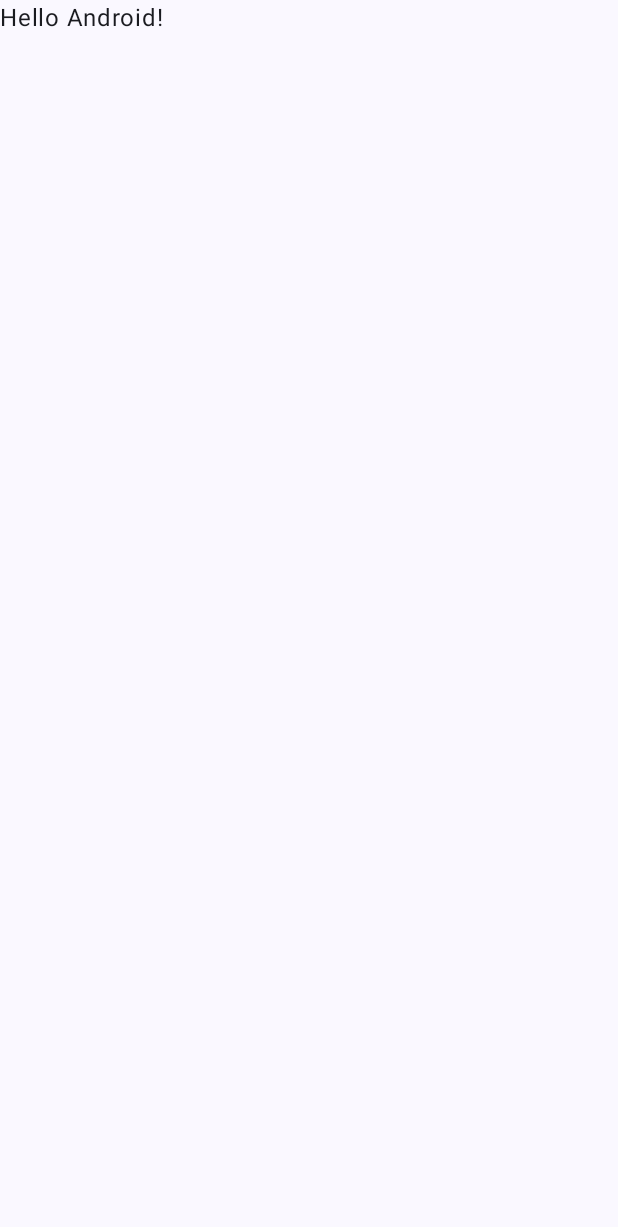
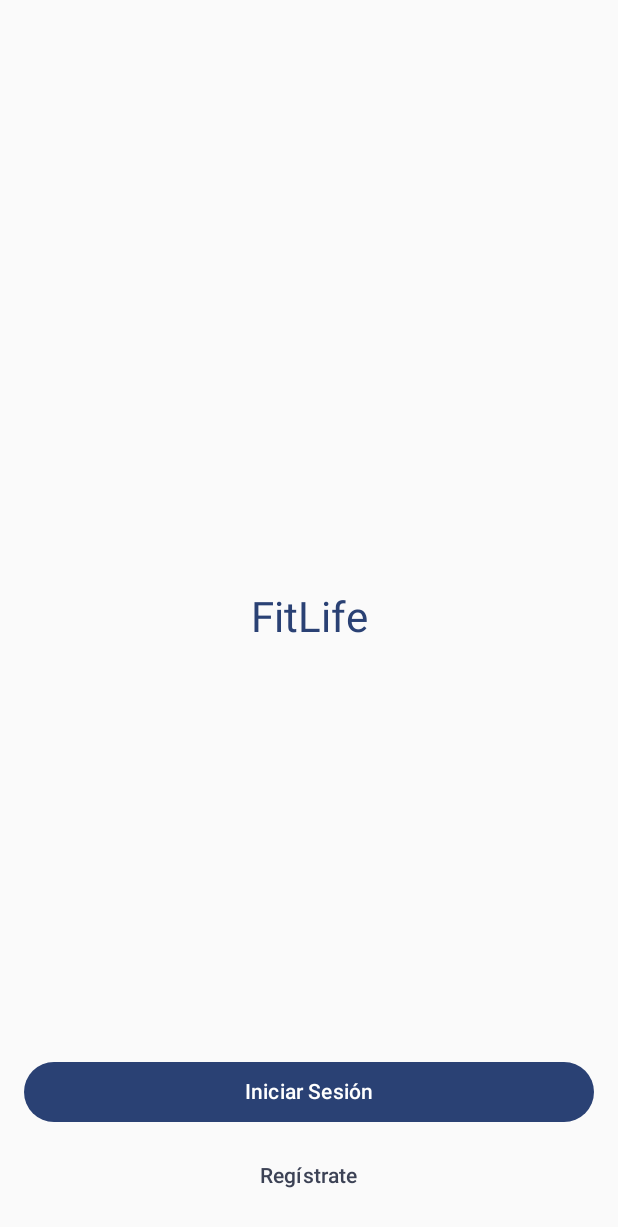
Before and after one commit to JuliethSierra/FitLife, an Android app built with Jetpack Compose: the screen it shows after launch (MainActivity), on a phone screen of 412 x 824 dp. Before the commit the part shown is almost empty. Shown: the top 1227 px of the screen. Run offline under Robolectric (Android 15) with nearby library versions, the phone set to English and light mode, and no system bars; our stand-ins replace Dagger/Hilt's generated code, Room's generated code.

Commit message:
Add project structure

```diff
--- a/app/src/main/AndroidManifest.xml
+++ b/app/src/main/AndroidManifest.xml
@@ -3,6 +3,7 @@
     xmlns:tools="http://schemas.android.com/tools">
 
     <application
+        android:name=".FitLifeApp"
         android:allowBackup="true"
         android:dataExtractionRules="@xml/data_extraction_rules"
         android:fullBackupContent="@xml/backup_rules"
--- /dev/null
+++ b/app/src/main/java/com/example/fitlife/FitLifeApp.kt
@@ -0,0 +1,8 @@
+package com.example.fitlife
+
+import android.app.Application
+import dagger.hilt.android.HiltAndroidApp
+
+@HiltAndroidApp
+class FitLifeApp: Application() {
+}
--- a/app/src/main/java/com/example/fitlife/MainActivity.kt
+++ b/app/src/main/java/com/example/fitlife/MainActivity.kt
@@ -3,45 +3,71 @@ package com.example.fitlife
 import android.os.Bundle
 import androidx.activity.ComponentActivity
 import androidx.activity.compose.setContent
-import androidx.activity.enableEdgeToEdge
-import androidx.compose.foundation.layout.fillMaxSize
-import androidx.compose.foundation.layout.padding
-import androidx.compose.material3.Scaffold
-import androidx.compose.material3.Text
-import androidx.compose.runtime.Composable
-import androidx.compose.ui.Modifier
-import androidx.compose.ui.tooling.preview.Preview
+import androidx.activity.viewModels
+import androidx.compose.runtime.collectAsState
+import androidx.navigation.compose.NavHost
+import androidx.navigation.compose.composable
+import androidx.navigation.compose.rememberNavController
+import com.example.fitlife.presentation.ui.screens.initScreen.InitScreen
+import com.example.fitlife.presentation.viewmodel.UserViewModel
+import com.example.fitlife.presentation.ui.screens.introduction.WelcomeScreen
+import com.example.fitlife.presentation.ui.screens.login.LoginScreen
 import com.example.fitlife.ui.theme.FitLifeTheme
+import dagger.hilt.android.AndroidEntryPoint
 
+@AndroidEntryPoint
 class MainActivity : ComponentActivity() {
+
+    private val userViewModel: UserViewModel by viewModels()
+
     override fun onCreate(savedInstanceState: Bundle?) {
         super.onCreate(savedInstanceState)
-        enableEdgeToEdge()
+        getUsers()
         setContent {
+            val usersState = userViewModel.uiState.collectAsState()
+
+            val navController = rememberNavController()
             FitLifeTheme {
-                Scaffold(modifier = Modifier.fillMaxSize()) { innerPadding ->
-                    Greeting(
-                        name = "Android",
-                        modifier = Modifier.padding(innerPadding)
+                NavHost(
+                    navController = navController,
+                    startDestination = "introduction"
+                ) {
+                    composable("introduction") {
+                        getUsers()
+                        WelcomeScreen(
+                            usersUiState = usersState,
+                            onRegister = {
+                                navController.navigate("SignIn")
+                            },
+                            onLogin = {
+                                navController.navigate("LogIn")
+                            }
                         )
                     }
+
+                    composable("SignIn") {
+
                     }
+
+                    composable("LogIn") {
+                        LoginScreen(
+                            onLoginClick = {
+                                navController.navigate("InitScreen")
+                            }
+                        )
+                    }
+
+                    composable("InitScreen") {
+                        InitScreen()
                     }
                 }
             }
 
-@Composable
-fun Greeting(name: String, modifier: Modifier = Modifier) {
-    Text(
-        text = "Hello $name!",
-        modifier = modifier
-    )
+        }
     }
 
-@Preview(showBackground = true)
-@Composable
-fun GreetingPreview() {
-    FitLifeTheme {
-        Greeting("Android")
+    private fun getUsers() {
+        userViewModel.loadUsers()
     }
+
 }
--- /dev/null
+++ b/app/src/main/java/com/example/fitlife/data/local/dao/UserDao.kt
@@ -0,0 +1,9 @@
+package com.example.fitlife.data.local.dao
+
+import androidx.room.Dao
+
+@Dao
+interface UserDao {
+    /*@Query("SELECT * FROM user_table")
+    suspend fun getAllUsers(): List<UserEntity>*/
+}
--- /dev/null
+++ b/app/src/main/java/com/example/fitlife/data/local/database/FitLifeDatabase.kt
@@ -0,0 +1,11 @@
+package com.example.fitlife.data.local.database
+
+import androidx.room.Database
+import androidx.room.RoomDatabase
+import com.example.fitlife.data.local.dao.UserDao
+import com.example.fitlife.data.local.entity.UserEntity
+
+@Database(entities = [UserEntity::class], version = 1, exportSchema = false)
+abstract class FitLifeDatabase : RoomDatabase() {
+    abstract fun userDao(): UserDao
+}
--- /dev/null
+++ b/app/src/main/java/com/example/fitlife/data/repository/UserRepository.kt
@@ -0,0 +1,11 @@
+package com.example.fitlife.data.repository
+
+import com.example.fitlife.data.local.dao.UserDao
+import javax.inject.Inject
+
+class UserRepository  @Inject constructor(private val userDao: UserDao){
+
+    /*suspend fun getAllUsers(): List<User> {
+        return userDao.getAllUsers().map { it.toUser() }
+    }*/
+}
--- /dev/null
+++ b/app/src/main/java/com/example/fitlife/di/AppModule.kt
@@ -0,0 +1,31 @@
+package com.example.fitlife.di
+
+import android.content.Context
+import androidx.room.Room
+import com.example.fitlife.data.local.dao.UserDao
+import com.example.fitlife.data.local.database.FitLifeDatabase
+import dagger.Module
+import dagger.Provides
+import dagger.hilt.InstallIn
+import dagger.hilt.android.qualifiers.ApplicationContext
+import dagger.hilt.components.SingletonComponent
+import javax.inject.Singleton
+
+@Module
+@InstallIn(SingletonComponent::class)
+
+object AppModule {
+    @Provides
+    @Singleton
+    fun provideDatabase(@ApplicationContext context: Context): FitLifeDatabase =
+        Room.databaseBuilder(
+            context,
+            FitLifeDatabase::class.java,
+            "fitlife_database"
+        ).fallbackToDestructiveMigration().build()
+
+    @Provides
+    @Singleton
+    fun provideTaskDao(fitLifeDatabase: FitLifeDatabase): UserDao = fitLifeDatabase.userDao()
+
+}
--- /dev/null
+++ b/app/src/main/java/com/example/fitlife/presentation/ui/screens/introduction/IntroductionScreen.kt
@@ -0,0 +1,52 @@
+package com.example.fitlife.presentation.ui.screens.introduction
+
+import androidx.compose.foundation.layout.*
+import androidx.compose.material3.*
+import androidx.compose.runtime.Composable
+import androidx.compose.ui.Alignment
+import androidx.compose.ui.Modifier
+import androidx.compose.ui.unit.dp
+import androidx.compose.runtime.State
+import com.example.fitlife.presentation.ui.screens.states.UserUiState
+
+@Composable
+fun WelcomeScreen(usersUiState: State<UserUiState>, onLogin: () -> Unit, onRegister: () -> Unit) {
+    Box(
+        modifier = Modifier
+            .fillMaxSize()
+            .padding(16.dp)
+    ) {
+        // Título en el centro
+        Text(
+            text = "FitLife",
+            style = MaterialTheme.typography.headlineMedium,
+            modifier = Modifier
+                .align(Alignment.Center),
+            color = MaterialTheme.colorScheme.primary
+        )
+
+        // Botones en la parte inferior
+        Column(
+            modifier = Modifier
+                .align(Alignment.BottomCenter)
+                .fillMaxWidth(),
+            horizontalAlignment = Alignment.CenterHorizontally
+        ) {
+            Button(
+                onClick = onLogin,
+                modifier = Modifier
+                    .fillMaxWidth()
+                    .padding(vertical = 8.dp)
+            ) {
+                Text("Iniciar Sesión")
+            }
+
+            TextButton(
+                onClick = onRegister,
+                modifier = Modifier.fillMaxWidth()
+            ) {
+                Text("Regístrate", color = MaterialTheme.colorScheme.secondary)
+            }
+        }
+    }
+}
--- /dev/null
+++ b/app/src/main/java/com/example/fitlife/presentation/ui/screens/signin/SignInScreen.kt
@@ -0,0 +1 @@
+package com.example.fitlife.presentation.ui.screens.signin
--- /dev/null
+++ b/app/src/main/java/com/example/fitlife/presentation/ui/screens/states/UserUiState.kt
@@ -0,0 +1,8 @@
+package com.example.fitlife.presentation.ui.screens.states
+
+import com.example.fitlife.data.models.User
+
+data class UserUiState(
+    val usersList: List<User>? = emptyList(),
+    val isLoading: Boolean = true
+)
--- /dev/null
+++ b/app/src/main/java/com/example/fitlife/presentation/viewmodel/UserViewModel.kt
@@ -0,0 +1,32 @@
+package com.example.fitlife.presentation.viewmodel
+
+import androidx.lifecycle.ViewModel
+import androidx.lifecycle.viewModelScope
+import com.example.fitlife.data.repository.UserRepository
+import com.example.fitlife.presentation.ui.screens.states.UserUiState
+import dagger.hilt.android.lifecycle.HiltViewModel
+import kotlinx.coroutines.flow.MutableStateFlow
+import kotlinx.coroutines.flow.StateFlow
+import kotlinx.coroutines.flow.asStateFlow
+import kotlinx.coroutines.launch
+import javax.inject.Inject
+
+@HiltViewModel
+class UserViewModel @Inject constructor(
+    private val repository: UserRepository
+) : ViewModel() {
+
+    private val _uiState = MutableStateFlow(UserUiState())
+    val uiState: StateFlow<UserUiState> = _uiState.asStateFlow()
+
+    fun loadUsers() {
+        viewModelScope.launch {
+            /*    val users: List<User> = repository.getAllUsers()
+                Log.d("AndroidRuntime", "Users: $users")
+                _uiState.value = _uiState.value.copy(
+                    usersList = users,
+                    isLoading = false
+                )*/
+        }
+    }
+}
--- a/app/src/main/java/com/example/fitlife/ui/theme/Theme.kt
+++ b/app/src/main/java/com/example/fitlife/ui/theme/Theme.kt
@@ -10,6 +10,7 @@ import androidx.compose.material3.dynamicLightColorScheme
 import androidx.compose.material3.lightColorScheme
 import androidx.compose.runtime.Composable
 import androidx.compose.ui.platform.LocalContext
+
 
 private val DarkColorScheme = darkColorScheme(
     primary = Purple80,
--- a/app/src/main/java/com/example/fitlife/ui/theme/Type.kt
+++ b/app/src/main/java/com/example/fitlife/ui/theme/Type.kt
@@ -5,6 +5,7 @@ import androidx.compose.ui.text.TextStyle
 import androidx.compose.ui.text.font.FontFamily
 import androidx.compose.ui.text.font.FontWeight
 import androidx.compose.ui.unit.sp
+import com.example.fitlife.ui.theme.Typography
 
 // Set of Material typography styles to start with
 val Typography = Typography(
```
Also changed, not shown: app/build.gradle.kts (+47 -0 lines), app/src/main/java/com/example/fitlife/data/local/entity/UserEntity.kt (added, +19 -0 lines), app/src/main/java/com/example/fitlife/data/local/mappers/DaoMapper.kt (added, +35 -0 lines), app/src/main/java/com/example/fitlife/data/models/User.kt (added, +14 -0 lines), app/src/main/java/com/example/fitlife/presentation/ui/screens/initScreen/InitScreen.kt (added, +22 -0 lines), app/src/main/java/com/example/fitlife/presentation/ui/screens/login/LogInScreen.kt (added, +62 -0 lines), app/src/main/java/com/example/fitlife/ui/theme/Color.kt (line endings or trailing spaces). Lines whose indentation alone changed are shown as unchanged.
